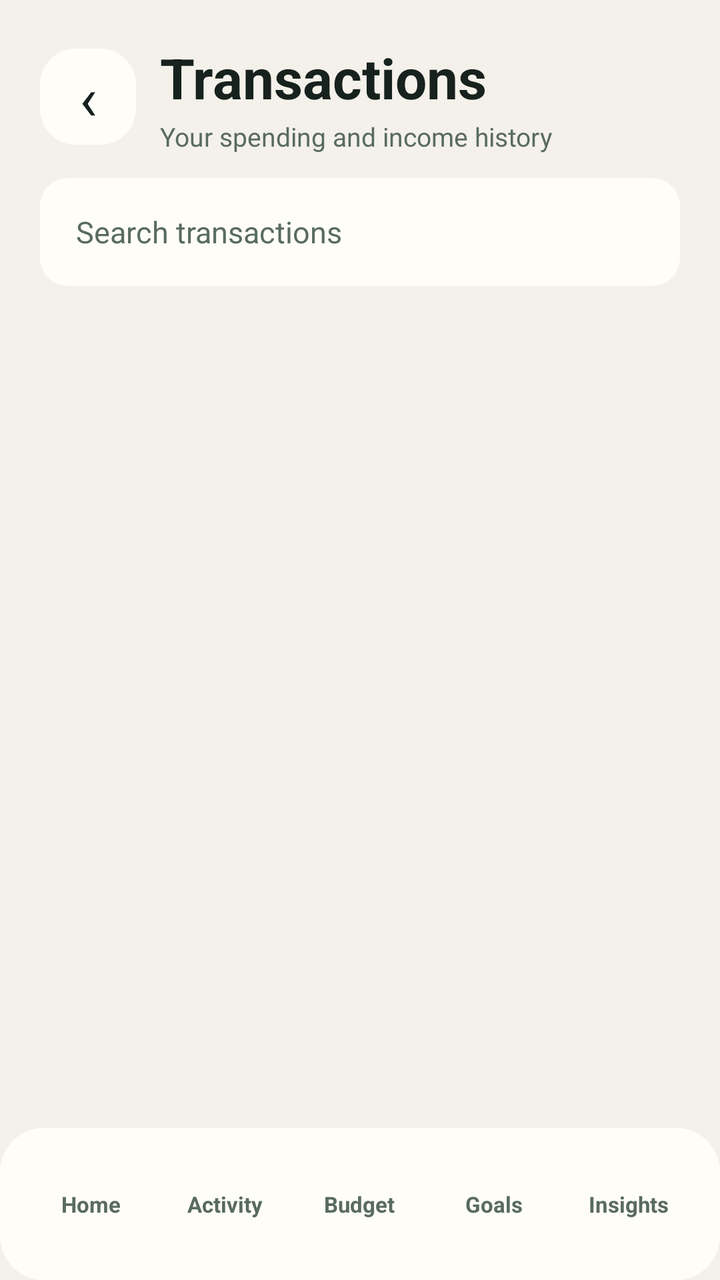
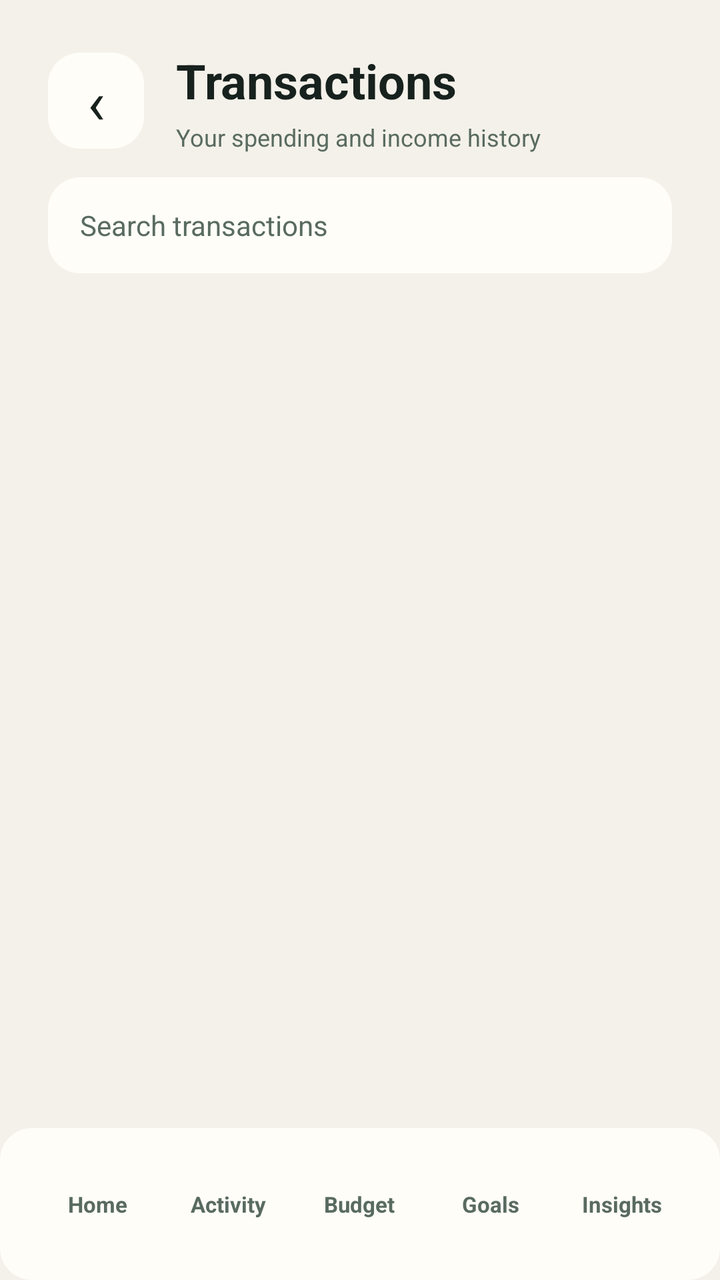

An Android layout rendered at two revisions. The XML below is the earlier revision; the diff shows what the commit changed to produce the second picture.
<!-- AndroidManifest.xml: application theme Theme.App -->
<!-- res/layout/activity_transactions.xml -->
<?xml version="1.0" encoding="utf-8"?>
<LinearLayout xmlns:android="http://schemas.android.com/apk/res/android" android:layout_width="match_parent" android:layout_height="match_parent" android:background="@color/lumen_background" android:fitsSystemWindows="true" android:orientation="vertical">
    <LinearLayout android:layout_width="match_parent" android:layout_height="wrap_content" android:orientation="horizontal" android:gravity="center_vertical" android:paddingStart="@dimen/screen_h_padding" android:paddingEnd="@dimen/screen_h_padding" android:paddingTop="20dp" android:paddingBottom="12dp">
        <TextView android:id="@+id/transactions_back" android:layout_width="48dp" android:layout_height="48dp" android:background="@drawable/action_tile_background" android:contentDescription="@string/back" android:gravity="center" android:text="‹" android:textSize="30sp" android:textColor="@color/lumen_ink" />
        <LinearLayout android:layout_width="0dp" android:layout_height="wrap_content" android:layout_weight="1" android:orientation="vertical" android:layout_marginStart="12dp">
            <TextView android:layout_width="wrap_content" android:layout_height="wrap_content" android:text="@string/activity_title" android:textColor="@color/lumen_ink" android:textSize="28sp" android:textStyle="bold" />
            <TextView android:layout_width="wrap_content" android:layout_height="wrap_content" android:layout_marginTop="2dp" android:text="@string/activity_subtitle" android:textColor="@color/lumen_muted" android:textSize="13sp" />
        </LinearLayout>
    </LinearLayout>
    <LinearLayout android:layout_width="match_parent" android:layout_height="wrap_content" android:orientation="vertical" android:paddingStart="@dimen/screen_h_padding" android:paddingEnd="@dimen/screen_h_padding" android:paddingBottom="14dp">
        <EditText android:id="@+id/transaction_search" android:layout_width="match_parent" android:layout_height="54dp" android:background="@drawable/search_field_background" android:hint="@string/search_transactions" android:inputType="text" android:paddingStart="18dp" android:paddingEnd="18dp" android:singleLine="true" android:textColor="@color/lumen_ink" android:textColorHint="@color/lumen_muted" android:textSize="15sp" />
    </LinearLayout>
    <LinearLayout android:layout_width="match_parent" android:layout_height="0dp" android:layout_weight="1" android:orientation="vertical" android:paddingStart="@dimen/screen_h_padding" android:paddingEnd="@dimen/screen_h_padding" android:paddingBottom="8dp">
        <ListView android:id="@+id/transaction_list" android:layout_width="match_parent" android:layout_height="match_parent" android:clipToPadding="false" android:divider="@null" android:dividerHeight="8dp" android:paddingBottom="12dp" />
    </LinearLayout>
    <include layout="@layout/view_bottom_navigation" />
</LinearLayout>
<!-- res/layout/view_bottom_navigation.xml (included above) -->
<?xml version="1.0" encoding="utf-8"?>
<LinearLayout xmlns:android="http://schemas.android.com/apk/res/android"
    android:id="@+id/bottom_navigation"
    android:layout_width="match_parent" android:layout_height="76dp"
    android:background="@drawable/balance_surface_background"
    android:elevation="0dp" android:gravity="center" android:orientation="horizontal"
    android:paddingStart="12dp" android:paddingEnd="12dp">
    <TextView android:id="@+id/nav_home" style="@style/BottomNavigationItem" android:background="@drawable/nav_item_background" android:contentDescription="@string/nav_home_description" android:text="@string/home" />
    <TextView android:id="@+id/nav_activity" style="@style/BottomNavigationItem" android:background="@drawable/nav_item_background" android:contentDescription="@string/nav_activity_description" android:text="@string/activity" />
    <TextView android:id="@+id/nav_budget" style="@style/BottomNavigationItem" android:background="@drawable/nav_item_background" android:contentDescription="@string/nav_budget_description" android:text="@string/budget" />
    <TextView android:id="@+id/nav_goals" style="@style/BottomNavigationItem" android:background="@drawable/nav_item_background" android:contentDescription="@string/nav_goals_description" android:text="@string/goals" />
    <TextView android:id="@+id/nav_insights" style="@style/BottomNavigationItem" android:background="@drawable/nav_item_background" android:contentDescription="@string/nav_insights_description" android:text="@string/insights" />
</LinearLayout>
<!-- resources referenced by this layout -->
<resources>
  <color name="lumen_background">#F4F1EA</color>
  <color name="lumen_ink">#17211D</color>
  <color name="lumen_muted">#596B60</color>
  <dimen name="screen_h_padding">20dp</dimen>
  <!-- drawable action_tile_background (drawable) -->
  <?xml version="1.0" encoding="utf-8"?>
  <shape xmlns:android="http://schemas.android.com/apk/res/android">
      <solid android:color="@color/lumen_surface" />
      <corners android:radius="@dimen/card_radius" />
  </shape>
  <!-- drawable balance_surface_background (drawable) -->
  <?xml version="1.0" encoding="utf-8"?>
  <shape xmlns:android="http://schemas.android.com/apk/res/android" android:shape="rectangle">
      <solid android:color="@color/lumen_surface" />
      <corners android:radius="22dp" />
  </shape>
  <!-- drawable nav_item_background (drawable) -->
  <?xml version="1.0" encoding="utf-8"?>
  <selector xmlns:android="http://schemas.android.com/apk/res/android">
      <item android:state_selected="true" android:drawable="@drawable/nav_item_selected" />
      <item android:state_pressed="true" android:drawable="@drawable/nav_item_selected" />
      <item android:drawable="@drawable/nav_item_unselected" />
  </selector>
  <!-- drawable search_field_background (drawable) -->
  <?xml version="1.0" encoding="utf-8"?>
  <shape xmlns:android="http://schemas.android.com/apk/res/android">
      <solid android:color="@color/lumen_surface" />
      <corners android:radius="@dimen/control_radius" />
  </shape>
  <string name="activity">Activity</string>
  <string name="activity_subtitle">Your spending and income history</string>
  <string name="activity_title">Transactions</string>
  <string name="back">Back</string>
  <string name="budget">Budget</string>
  <string name="goals">Goals</string>
  <string name="home">Home</string>
  <string name="insights">Insights</string>
  <string name="nav_activity_description">Open activity</string>
  <string name="nav_budget_description">Open budget</string>
  <string name="nav_goals_description">Open goals</string>
  <string name="nav_home_description">Open dashboard</string>
  <string name="nav_insights_description">Open insights</string>
  <string name="search_transactions">Search transactions</string>
  <style name="Theme.App" parent="android:Theme.Material.Light.NoActionBar">
          <item name="android:colorPrimary">@color/lumen_accent</item>
          <item name="android:colorAccent">@color/lumen_accent</item>
          <item name="android:windowLightStatusBar">true</item>
          <item name="android:statusBarColor">@color/lumen_background</item>
          <item name="android:navigationBarColor">@color/lumen_surface</item>
          <item name="android:windowLightNavigationBar">true</item>
          <item name="android:windowAnimationStyle">@style/AppWindowAnimation</item>
      </style>
  <color name="lumen_surface">#FFFDF8</color>
  <dimen name="card_radius">18dp</dimen>
  <!-- drawable nav_item_selected (drawable) -->
  <?xml version="1.0" encoding="utf-8"?>
  <shape xmlns:android="http://schemas.android.com/apk/res/android">
      <solid android:color="@color/lumen_accent" />
      <corners android:radius="20dp" />
  </shape>
  <!-- drawable nav_item_unselected (drawable) -->
  <?xml version="1.0" encoding="utf-8"?>
  <shape xmlns:android="http://schemas.android.com/apk/res/android">
      <solid android:color="@android:color/transparent" />
      <corners android:radius="20dp" />
  </shape>
  <dimen name="control_radius">14dp</dimen>
  <color name="lumen_accent">#176B55</color>
  <!-- unchanged entries left out for length: 2 -->
</resources>

<!-- the commit's change to res/layout/activity_transactions.xml (unified diff, before → after) -->
@@ -1,17 +1,17 @@
 <?xml version="1.0" encoding="utf-8"?>
 <LinearLayout xmlns:android="http://schemas.android.com/apk/res/android" android:layout_width="match_parent" android:layout_height="match_parent" android:background="@color/lumen_background" android:fitsSystemWindows="true" android:orientation="vertical">
-    <LinearLayout android:layout_width="match_parent" android:layout_height="wrap_content" android:orientation="horizontal" android:gravity="center_vertical" android:paddingStart="@dimen/screen_h_padding" android:paddingEnd="@dimen/screen_h_padding" android:paddingTop="20dp" android:paddingBottom="12dp">
-        <TextView android:id="@+id/transactions_back" android:layout_width="48dp" android:layout_height="48dp" android:background="@drawable/action_tile_background" android:contentDescription="@string/back" android:gravity="center" android:text="‹" android:textSize="30sp" android:textColor="@color/lumen_ink" />
-        <LinearLayout android:layout_width="0dp" android:layout_height="wrap_content" android:layout_weight="1" android:orientation="vertical" android:layout_marginStart="12dp">
-            <TextView android:layout_width="wrap_content" android:layout_height="wrap_content" android:text="@string/activity_title" android:textColor="@color/lumen_ink" android:textSize="28sp" android:textStyle="bold" />
-            <TextView android:layout_width="wrap_content" android:layout_height="wrap_content" android:layout_marginTop="2dp" android:text="@string/activity_subtitle" android:textColor="@color/lumen_muted" android:textSize="13sp" />
+    <LinearLayout android:layout_width="match_parent" android:layout_height="wrap_content" android:orientation="horizontal" android:gravity="center_vertical" android:paddingStart="@dimen/screen_h_padding" android:paddingEnd="@dimen/screen_h_padding" android:paddingTop="@dimen/space_24" android:paddingBottom="@dimen/space_12">
+        <TextView android:id="@+id/transactions_back" android:layout_width="48dp" android:layout_height="48dp" android:background="@drawable/action_tile_background" android:contentDescription="@string/back" android:gravity="center" android:text="‹" android:textSize="@dimen/text_30" android:textColor="@color/lumen_ink" />
+        <LinearLayout android:layout_width="0dp" android:layout_height="wrap_content" android:layout_weight="1" android:orientation="vertical" android:layout_marginStart="@dimen/space_16">
+            <TextView android:layout_width="wrap_content" android:layout_height="wrap_content" android:text="@string/activity_title" android:textColor="@color/lumen_ink" android:textSize="@dimen/text_24" android:textStyle="bold" />
+            <TextView android:layout_width="wrap_content" android:layout_height="wrap_content" android:layout_marginTop="@dimen/space_4" android:text="@string/activity_subtitle" android:textColor="@color/lumen_muted" android:textSize="@dimen/text_12" />
         </LinearLayout>
     </LinearLayout>
-    <LinearLayout android:layout_width="match_parent" android:layout_height="wrap_content" android:orientation="vertical" android:paddingStart="@dimen/screen_h_padding" android:paddingEnd="@dimen/screen_h_padding" android:paddingBottom="14dp">
-        <EditText android:id="@+id/transaction_search" android:layout_width="match_parent" android:layout_height="54dp" android:background="@drawable/search_field_background" android:hint="@string/search_transactions" android:inputType="text" android:paddingStart="18dp" android:paddingEnd="18dp" android:singleLine="true" android:textColor="@color/lumen_ink" android:textColorHint="@color/lumen_muted" android:textSize="15sp" />
+    <LinearLayout android:layout_width="match_parent" android:layout_height="wrap_content" android:orientation="vertical" android:paddingStart="@dimen/screen_h_padding" android:paddingEnd="@dimen/screen_h_padding" android:paddingBottom="@dimen/space_16">
+        <EditText android:id="@+id/transaction_search" android:layout_width="match_parent" android:layout_height="48dp" android:background="@drawable/search_field_background" android:hint="@string/search_transactions" android:inputType="text" android:paddingStart="@dimen/space_16" android:paddingEnd="@dimen/space_16" android:singleLine="true" android:textColor="@color/lumen_ink" android:textColorHint="@color/lumen_muted" android:textSize="@dimen/text_14" />
     </LinearLayout>
-    <LinearLayout android:layout_width="match_parent" android:layout_height="0dp" android:layout_weight="1" android:orientation="vertical" android:paddingStart="@dimen/screen_h_padding" android:paddingEnd="@dimen/screen_h_padding" android:paddingBottom="8dp">
-        <ListView android:id="@+id/transaction_list" android:layout_width="match_parent" android:layout_height="match_parent" android:clipToPadding="false" android:divider="@null" android:dividerHeight="8dp" android:paddingBottom="12dp" />
+    <LinearLayout android:layout_width="match_parent" android:layout_height="0dp" android:layout_weight="1" android:orientation="vertical" android:paddingStart="@dimen/screen_h_padding" android:paddingEnd="@dimen/screen_h_padding" android:paddingBottom="@dimen/space_8">
+        <ListView android:id="@+id/transaction_list" android:layout_width="match_parent" android:layout_height="match_parent" android:clipToPadding="false" android:divider="@null" android:dividerHeight="8dp" android:paddingBottom="@dimen/space_12" />
     </LinearLayout>
     <include layout="@layout/view_bottom_navigation" />
 </LinearLayout>
@@ -22,7 +22,7 @@
     android:layout_width="match_parent" android:layout_height="76dp"
     android:background="@drawable/balance_surface_background"
     android:elevation="0dp" android:gravity="center" android:orientation="horizontal"
-    android:paddingStart="12dp" android:paddingEnd="12dp">
+    android:paddingStart="@dimen/space_16" android:paddingEnd="@dimen/space_16">
     <TextView android:id="@+id/nav_home" style="@style/BottomNavigationItem" android:background="@drawable/nav_item_background" android:contentDescription="@string/nav_home_description" android:text="@string/home" />
     <TextView android:id="@+id/nav_activity" style="@style/BottomNavigationItem" android:background="@drawable/nav_item_background" android:contentDescription="@string/nav_activity_description" android:text="@string/activity" />
     <TextView android:id="@+id/nav_budget" style="@style/BottomNavigationItem" android:background="@drawable/nav_item_background" android:contentDescription="@string/nav_budget_description" android:text="@string/budget" />
<!-- resource entries referenced after the edit -->
@@ -3,7 +3,16 @@
   <color name="lumen_background">#F4F1EA</color>
   <color name="lumen_ink">#17211D</color>
   <color name="lumen_muted">#596B60</color>
-  <dimen name="screen_h_padding">20dp</dimen>
+  <dimen name="screen_h_padding">24dp</dimen>
+  <dimen name="space_12">12dp</dimen>
+  <dimen name="space_16">16dp</dimen>
+  <dimen name="space_24">24dp</dimen>
+  <dimen name="space_4">4dp</dimen>
+  <dimen name="space_8">8dp</dimen>
+  <dimen name="text_12">12sp</dimen>
+  <dimen name="text_14">14sp</dimen>
+  <dimen name="text_24">24sp</dimen>
+  <dimen name="text_30">30sp</dimen>
   <!-- drawable action_tile_background (drawable) -->
   <?xml version="1.0" encoding="utf-8"?>
   <shape xmlns:android="http://schemas.android.com/apk/res/android">
@@ -14,7 +23,7 @@
   <?xml version="1.0" encoding="utf-8"?>
   <shape xmlns:android="http://schemas.android.com/apk/res/android" android:shape="rectangle">
       <solid android:color="@color/lumen_surface" />
-      <corners android:radius="22dp" />
+      <corners android:radius="@dimen/card_radius" />
   </shape>
   <!-- drawable nav_item_background (drawable) -->
   <?xml version="1.0" encoding="utf-8"?>
@@ -53,20 +62,20 @@
           <item name="android:windowAnimationStyle">@style/AppWindowAnimation</item>
       </style>
   <color name="lumen_surface">#FFFDF8</color>
-  <dimen name="card_radius">18dp</dimen>
+  <dimen name="card_radius">16dp</dimen>
   <!-- drawable nav_item_selected (drawable) -->
   <?xml version="1.0" encoding="utf-8"?>
   <shape xmlns:android="http://schemas.android.com/apk/res/android">
       <solid android:color="@color/lumen_accent" />
-      <corners android:radius="20dp" />
+      <corners android:radius="@dimen/card_radius" />
   </shape>
   <!-- drawable nav_item_unselected (drawable) -->
   <?xml version="1.0" encoding="utf-8"?>
   <shape xmlns:android="http://schemas.android.com/apk/res/android">
       <solid android:color="@android:color/transparent" />
-      <corners android:radius="20dp" />
+      <corners android:radius="@dimen/card_radius" />
   </shape>
-  <dimen name="control_radius">14dp</dimen>
+  <dimen name="control_radius">@dimen/card_radius</dimen>
   <color name="lumen_accent">#176B55</color>
   <!-- unchanged entries left out for length: 2 -->
 </resources>
